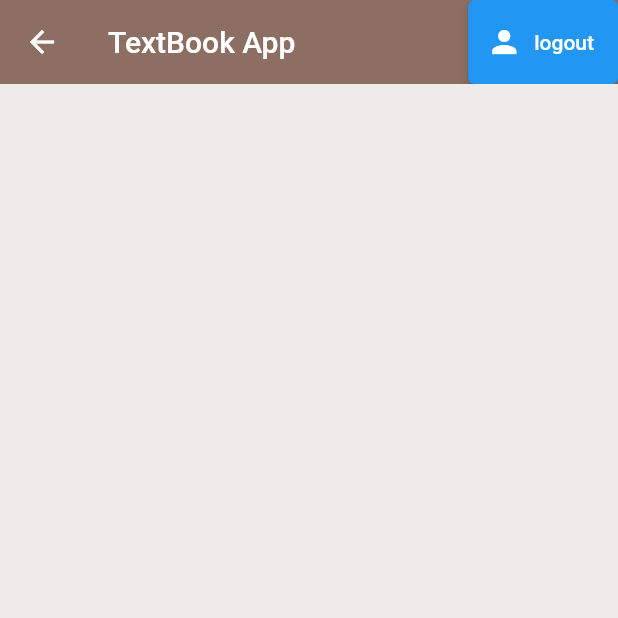
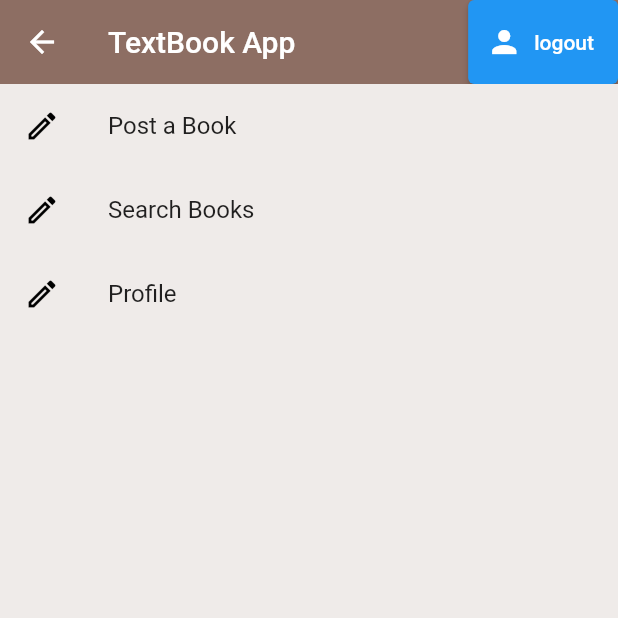
Before and after one commit to howebe/CIS350Project, a Flutter app: the Home screen opened directly, on a phone screen of 412 x 824 dp, the top half of it. Run offline on Flutter 3.47's test engine with Material 2 defaults, Android fonts, the phone set to English and light mode, and no system bars; our stand-ins replace cloud_firestore, firebase_auth, firebase_core; accounts and stored records are empty.

Commit message:
Navigating worked on

```diff
--- a/textbook_sharing_app/lib/screens/home/home.dart
+++ b/textbook_sharing_app/lib/screens/home/home.dart
@@ -1,5 +1,7 @@
 import 'package:flutter/material.dart';
+import 'package:textbook_sharing_app/constants.dart';
 import 'package:textbook_sharing_app/screens/home/textlist.dart';
+import 'package:textbook_sharing_app/screens/postbookpage.dart';
 import 'package:textbook_sharing_app/screens/welcome/welcomepage.dart';
 import 'package:textbook_sharing_app/services/auth.dart';
 import 'package:textbook_sharing_app/services/database.dart';
@@ -7,8 +9,10 @@ import 'package:provider/provider.dart';
 import 'package:cloud_firestore/cloud_firestore.dart';
 
 class Home extends StatelessWidget {
+  final String? uid;
+  Home({super.key, this.uid});
 
-final AuthService _auth = AuthService();
+  final AuthService _auth = AuthService();
 
   @override
   Widget build(BuildContext context) {
@@ -28,10 +32,40 @@ final AuthService _auth = AuthService();
               onPressed: () async {
                 await _auth.signOut();
               },
-              )
+            )
           ],
         ),
-        body: null,
+        body: Column(
+          children: [
+            ListTile(
+              leading: Icon(Icons.create_outlined, color: Colors.black),
+              title: Text('Post a Book'),
+              onTap: () {
+                Navigator.push(context, MaterialPageRoute(builder: (context) {
+              return PostBookPage();
+            }));
+              },
+            ),
+            ListTile(
+              leading: Icon(Icons.create_outlined, color: Colors.black),
+              title: Text('Search Books'),
+              onTap: () {
+                Navigator.push(context, MaterialPageRoute(builder: (context) {
+              return PostBookPage();
+            }));
+              },
+            ),
+            ListTile(
+              leading: Icon(Icons.create_outlined, color: Colors.black),
+              title: Text('Profile'),
+              onTap: () {
+                Navigator.push(context, MaterialPageRoute(builder: (context) {
+              return PostBookPage();
+            }));
+              },
+            ),
+          ],
+        ),
       ),
     );
   }
--- a/textbook_sharing_app/lib/screens/postbookpage.dart
+++ b/textbook_sharing_app/lib/screens/postbookpage.dart
@@ -1,4 +1,5 @@
 import 'package:flutter/material.dart';
+import 'package:textbook_sharing_app/constants.dart';
 import 'package:textbook_sharing_app/services/database.dart';
 import '../textbook.dart';
 import 'package:cloud_firestore/cloud_firestore.dart';
@@ -129,7 +130,6 @@ class _PostBookPageState extends State<PostBookPage> {
                   };
 
                   db.addTextbook(textbook);
-
                   Navigator.pop(context);
                 }
               },
--- a/textbook_sharing_app/lib/screens/wrapper.dart
+++ b/textbook_sharing_app/lib/screens/wrapper.dart
@@ -2,8 +2,11 @@ import 'package:flutter/material.dart';
 import 'package:provider/provider.dart';
 import 'package:textbook_sharing_app/models/user.dart';
 import 'package:textbook_sharing_app/screens/auth/auth.dart';
+import 'package:textbook_sharing_app/screens/generalListing.dart';
 import 'package:textbook_sharing_app/screens/home/home.dart';
+import 'package:textbook_sharing_app/screens/postbookpage.dart';
 import 'package:textbook_sharing_app/services/auth.dart';
+import 'package:textbook_sharing_app/constants.dart';
 
 class Wrapper extends StatelessWidget {
   const Wrapper({super.key});
@@ -13,9 +16,9 @@ class Wrapper extends StatelessWidget {
 
     final user = Provider.of<AppUser?>(context);
 
+
     //returns authentication widget or home page
     if (user == null) {
-
       return Auth();
     } else {
       return Home();
```
Also changed, not shown: textbook_sharing_app/lib/constants.dart (+9 -9 lines).
